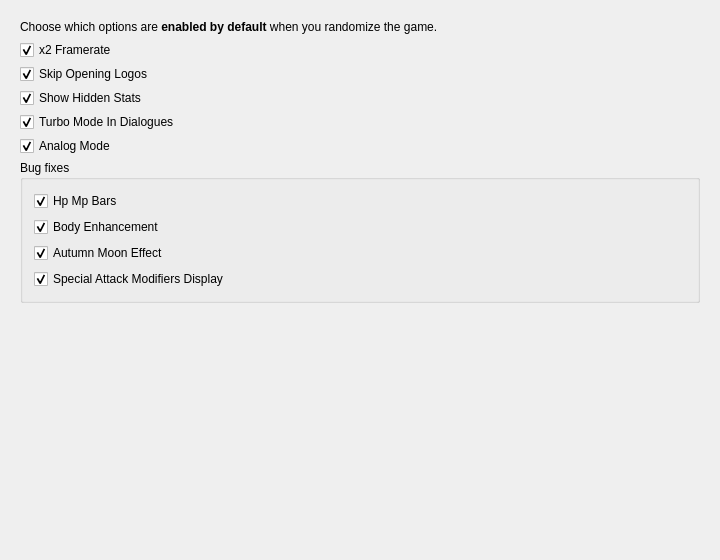
This is src/FrontendQt/DefaultDialog.ui in Meos4/Jade-Cocoon-Randomizer as Qt 5 draws it before an edit. The edited form follows.
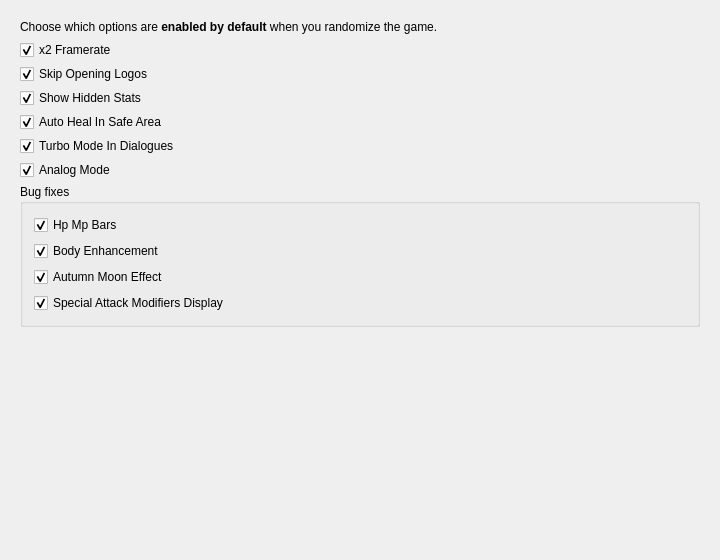
This is the edited form.

Commit message: Add Auto heal in safe areas feature

The edit to the form file:
```diff
--- a/src/FrontendQt/DefaultDialog.ui
+++ b/src/FrontendQt/DefaultDialog.ui
@@ -106,6 +106,16 @@
          </property>
         </widget>
        </item>
+       <item>
+        <widget class="QCheckBox" name="autoHealInSafeArea">
+         <property name="text">
+          <string>Auto Heal In Safe Area</string>
+         </property>
+         <property name="checked">
+          <bool>true</bool>
+         </property>
+        </widget>
+       </item>
        <item>
         <widget class="QCheckBox" name="turboModeInDialogues">
          <property name="text">
```
The commit also changes 10 other files.
